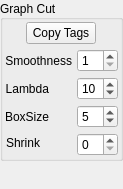
First picture: the form in tools/paint/graphcutmenu.ui, repository nci/drishti, before the edit.
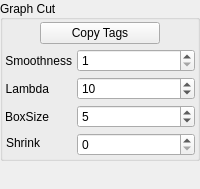
Second picture: the form after the edit.

What changed in the file:
```diff
--- a/tools/paint/graphcutmenu.ui
+++ b/tools/paint/graphcutmenu.ui
@@ -6,16 +6,22 @@
    <rect>
     <x>0</x>
     <y>0</y>
-    <width>110</width>
+    <width>200</width>
     <height>189</height>
    </rect>
   </property>
   <property name="sizePolicy">
-   <sizepolicy hsizetype="Preferred" vsizetype="Minimum">
+   <sizepolicy hsizetype="Preferred" vsizetype="Preferred">
     <horstretch>0</horstretch>
     <verstretch>0</verstretch>
    </sizepolicy>
   </property>
+  <property name="maximumSize">
+   <size>
+    <width>200</width>
+    <height>16777215</height>
+   </size>
+  </property>
   <property name="windowTitle">
    <string>Form</string>
   </property>
@@ -38,14 +44,14 @@
    <item>
     <widget class="QGroupBox" name="graphcutBox">
      <property name="sizePolicy">
-      <sizepolicy hsizetype="Preferred" vsizetype="Minimum">
+      <sizepolicy hsizetype="Preferred" vsizetype="Preferred">
        <horstretch>0</horstretch>
        <verstretch>0</verstretch>
       </sizepolicy>
      </property>
      <property name="maximumSize">
       <size>
-       <width>16777215</width>
+       <width>200</width>
        <height>16777215</height>
       </size>
      </property>
@@ -88,15 +94,15 @@
         <item>
          <widget class="QPushButton" name="copyprev">
           <property name="sizePolicy">
-           <sizepolicy hsizetype="Minimum" vsizetype="Preferred">
+           <sizepolicy hsizetype="Preferred" vsizetype="Preferred">
             <horstretch>0</horstretch>
             <verstretch>0</verstretch>
            </sizepolicy>
           </property>
           <property name="maximumSize">
            <size>
-            <width>70</width>
-            <height>25</height>
+            <width>120</width>
+            <height>30</height>
            </size>
           </property>
           <property name="text">
```
